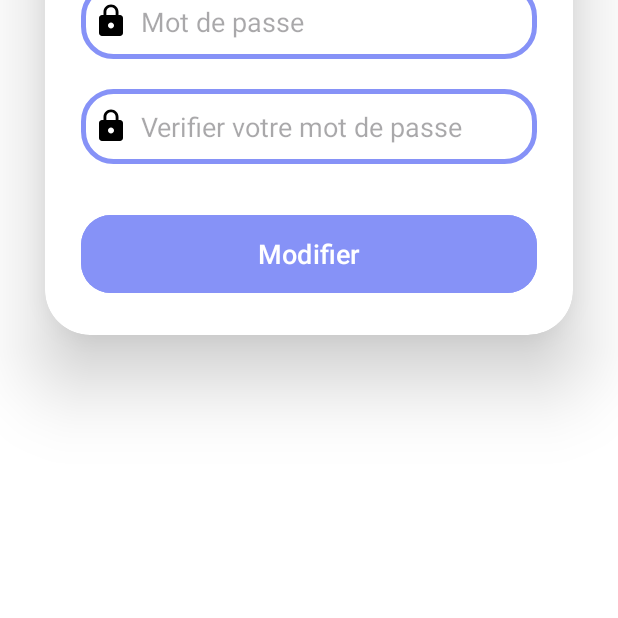
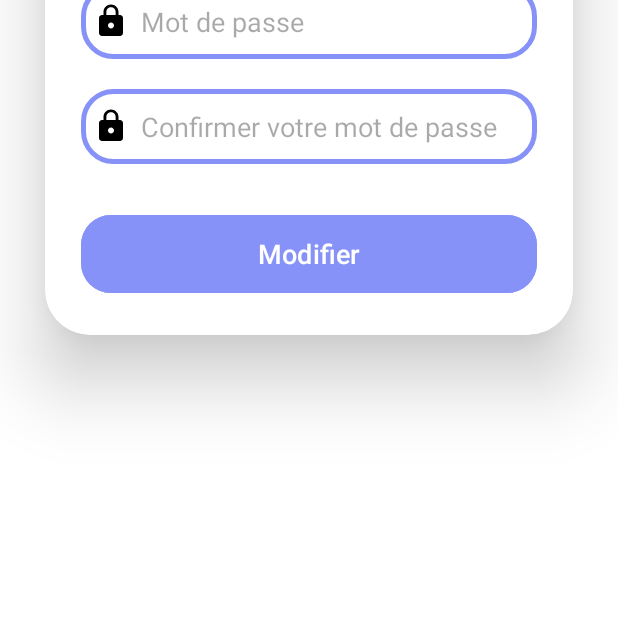
Before and after one commit to bensaltanahassan/news-app-kotlin, an Android app: the changePasswordFragment screen opened through its navigation route, on a phone screen of 412 x 824 dp, the part 618-1236 px from its top. Run offline under Robolectric (Android 15) with nearby library versions, the phone set to English and light mode, and no system bars.

Commit message:
change password fragment commit 2

```diff
--- a/app/src/main/res/layout/fragment_change_password.xml
+++ b/app/src/main/res/layout/fragment_change_password.xml
@@ -53,7 +53,7 @@
                 android:background="@drawable/custom_edittext"
                 android:drawableLeft="@drawable/baseline_lock_24"
                 android:drawablePadding="8dp"
-                android:hint="Verifier votre mot de passe"
+                android:hint="Confirmer votre mot de passe"
                 android:padding="8dp"
                 android:inputType="textPassword"
                 android:textColor="@color/black"
```
